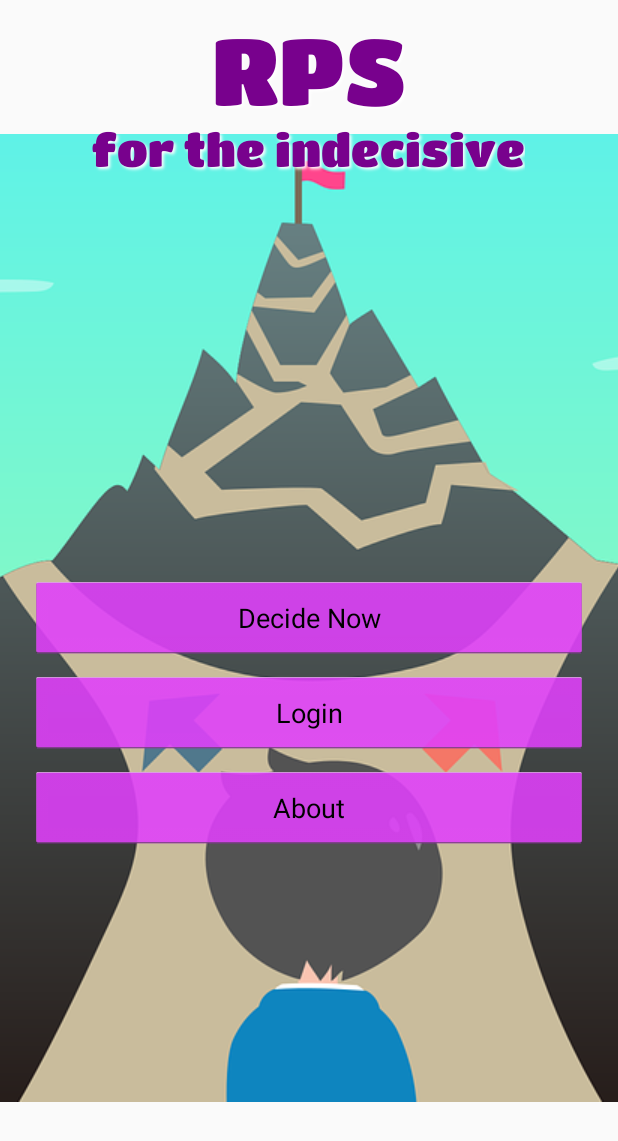
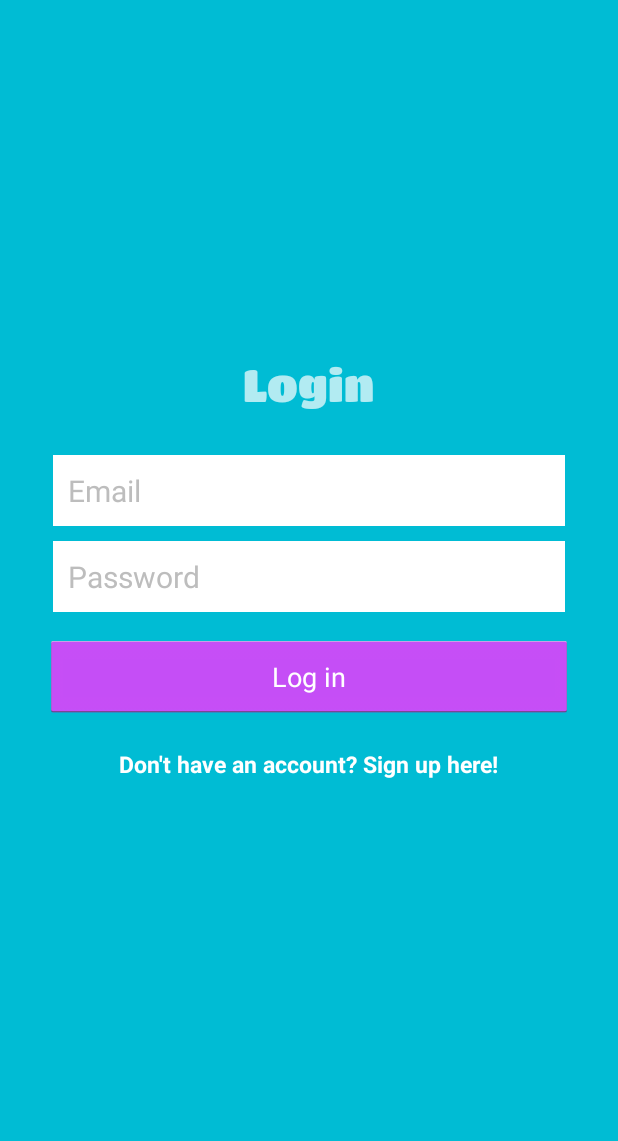
Before and after one commit to ewajm/IndecisiveRPS, an Android app: the screen it shows after launch (MainActivity before the commit, LoginActivity after it), after a tap on "Login", on a phone screen of 412 x 824 dp. Shown: the top 1141 px of the screen. Run offline under Robolectric (Android 15) with nearby library versions, the phone set to English and light mode, and no system bars; our stand-ins replace ButterKnife, Firebase (no records; nobody signed in at launch, a user with empty details on screens opened directly).

Commit message:
implement firebase authentication and authentication listener on main activity

```diff
--- /dev/null
+++ b/app/src/main/java/com/ewa/indecisiverps/ui/LoginActivity.java
@@ -0,0 +1,134 @@
+package com.ewa.indecisiverps.ui;
+
+import android.app.ProgressDialog;
+import android.content.Intent;
+import android.graphics.Typeface;
+import android.support.annotation.NonNull;
+import android.support.v7.app.AppCompatActivity;
+import android.os.Bundle;
+import android.util.Log;
+import android.view.View;
+import android.widget.Button;
+import android.widget.EditText;
+import android.widget.TextView;
+import android.widget.Toast;
+
+import com.ewa.indecisiverps.R;
+import com.google.android.gms.tasks.OnCompleteListener;
+import com.google.android.gms.tasks.Task;
+import com.google.firebase.auth.AuthResult;
+import com.google.firebase.auth.FirebaseAuth;
+import com.google.firebase.auth.FirebaseUser;
+
+import butterknife.Bind;
+import butterknife.ButterKnife;
+
+public class LoginActivity extends AppCompatActivity implements View.OnClickListener{
+
+    public static final String TAG = LoginActivity.class.getSimpleName();
+
+    @Bind(R.id.loginButton)
+    Button mPasswordLoginButton;
+    @Bind(R.id.titleEditText)
+    EditText mEmailEditText;
+    @Bind(R.id.bodyEditText) EditText mPasswordEditText;
+    @Bind(R.id.registerTextView)
+    TextView mRegisterTextView;
+    @Bind(R.id.firebaseLoginTextView) TextView mFirebaseLoginTextView;
+
+    private FirebaseAuth mAuth;
+    private FirebaseAuth.AuthStateListener mAuthListener;
+
+    private ProgressDialog mAuthProgressDialog;
+
+    @Override
+    protected void onCreate(Bundle savedInstanceState) {
+        super.onCreate(savedInstanceState);
+        setContentView(R.layout.activity_login);
+        ButterKnife.bind(this);
+
+        mAuth = FirebaseAuth.getInstance();
+        mAuthListener = new FirebaseAuth.AuthStateListener() {
+
+            @Override
+            public void onAuthStateChanged(@NonNull FirebaseAuth firebaseAuth) {
+                FirebaseUser user = firebaseAuth.getCurrentUser();
+                if (user != null) {
+                    Intent intent = new Intent(LoginActivity.this, MainActivity.class);
+                    intent.setFlags(Intent.FLAG_ACTIVITY_NEW_TASK | Intent.FLAG_ACTIVITY_CLEAR_TASK);
+                    startActivity(intent);
+                    finish();
+                }
+            }
+        };
+        mRegisterTextView.setOnClickListener(this);
+        mPasswordLoginButton.setOnClickListener(this);
+        createAuthProgressDialog();
+        Typeface headingFont = Typeface.createFromAsset(getAssets(), "fonts/titan_one_regular.ttf");
+        mFirebaseLoginTextView.setTypeface(headingFont);
+
+    }
+
+    private void createAuthProgressDialog() {
+        mAuthProgressDialog = new ProgressDialog(this);
+        mAuthProgressDialog.setTitle("Loading...");
+        mAuthProgressDialog.setMessage("Authenticating with Firebase...");
+        mAuthProgressDialog.setCancelable(false);
+    }
+
+
+    @Override
+    public void onClick(View view) {
+        switch(view.getId()){
+            case R.id.registerTextView:
+                Intent intent = new Intent(LoginActivity.this, CreateAccountActivity.class);
+                startActivity(intent);
+                finish();
+                break;
+            case R.id.loginButton:
+                loginWithPassword();
+                break;
+        }
+    }
+
+    private void loginWithPassword() {
+        String email = mEmailEditText.getText().toString().trim();
+        String password = mPasswordEditText.getText().toString().trim();
+        if (email.equals("")) {
+            mEmailEditText.setError("Please enter your email");
+            return;
+        }
+        if (password.equals("")) {
+            mPasswordEditText.setError("Password cannot be blank");
+            return;
+        }
+        mAuthProgressDialog.show();
+        mAuth.signInWithEmailAndPassword(email, password)
+                .addOnCompleteListener(this, new OnCompleteListener<AuthResult>() {
+
+                    @Override
+                    public void onComplete(@NonNull Task<AuthResult> task) {
+                        mAuthProgressDialog.dismiss();
+                        if (!task.isSuccessful()) {
+                            Log.w(TAG, "signInWithEmail", task.getException());
+                            Toast.makeText(LoginActivity.this, "Authentication failed.",
+                                    Toast.LENGTH_SHORT).show();
+                        }
+                    }
+                });
+    }
+
+    @Override
+    public void onStart() {
+        super.onStart();
+        mAuth.addAuthStateListener(mAuthListener);
+    }
+
+    @Override
+    public void onStop() {
+        super.onStop();
+        if (mAuthListener != null) {
+            mAuth.removeAuthStateListener(mAuthListener);
+        }
+    }
+}
--- a/app/src/main/java/com/ewa/indecisiverps/ui/MainActivity.java
+++ b/app/src/main/java/com/ewa/indecisiverps/ui/MainActivity.java
@@ -1,7 +1,10 @@
 package com.ewa.indecisiverps.ui;
 
 import android.content.Intent;
+import android.content.SharedPreferences;
 import android.graphics.Typeface;
+import android.preference.PreferenceManager;
+import android.support.annotation.NonNull;
 import android.support.v7.app.AppCompatActivity;
 import android.os.Bundle;
 import android.view.View;
@@ -9,6 +12,8 @@ import android.widget.Button;
 import android.widget.TextView;
 
 import com.ewa.indecisiverps.R;
+import com.google.firebase.auth.FirebaseAuth;
+import com.google.firebase.auth.FirebaseUser;
 
 import butterknife.Bind;
 import butterknife.ButterKnife;
@@ -21,6 +26,9 @@ public class MainActivity extends AppCompatActivity implements View.OnClickListe
     @Bind(R.id.socialButton) Button mSocialButton;
     @Bind(R.id.aboutButton) Button mAboutButton;
     @Bind(R.id.loginButton) Button mLoginButton;
+    private FirebaseAuth mAuth;
+    private FirebaseAuth.AuthStateListener mAuthListener;
+    String mUserName;
 
 
     @Override
@@ -32,6 +40,24 @@ public class MainActivity extends AppCompatActivity implements View.OnClickListe
         Typeface headingFont = Typeface.createFromAsset(getAssets(), "fonts/titan_one_regular.ttf");
         mHeadingTextView.setTypeface(headingFont);
         mSubheadingTextView.setTypeface(headingFont);
+
+        mAuth = FirebaseAuth.getInstance();
+        mAuthListener = new FirebaseAuth.AuthStateListener() {
+            @Override
+            public void onAuthStateChanged(@NonNull FirebaseAuth firebaseAuth) {
+                FirebaseUser user = firebaseAuth.getCurrentUser();
+                if (user != null) {
+                    mUserName =  user.getDisplayName();
+                    mLoginButton.setText("Logout");
+                    mDecisionsButton.setVisibility(View.VISIBLE);
+                    mSocialButton.setVisibility(View.VISIBLE);
+                } else {
+                    mLoginButton.setText("Login");
+                    mDecisionsButton.setVisibility(View.GONE);
+                    mSocialButton.setVisibility(View.GONE);
+                }
+            }
+        };
 
         mDecideNowButton.setOnClickListener(this);
         mLoginButton.setOnClickListener(this);
@@ -48,7 +74,27 @@ public class MainActivity extends AppCompatActivity implements View.OnClickListe
             case R.id.aboutButton:
                 break;
             case R.id.loginButton:
+                if(mLoginButton.getText().toString().equals("Login")){
+                    Intent loginIntent = new Intent(this, LoginActivity.class);
+                    startActivity(loginIntent);
+                } else {
+                    FirebaseAuth.getInstance().signOut();
+                }
                 break;
         }
     }
+
+    @Override
+    public void onStart() {
+        super.onStart();
+        mAuth.addAuthStateListener(mAuthListener);
+    }
+
+    @Override
+    public void onStop() {
+        super.onStop();
+        if (mAuthListener != null) {
+            mAuth.removeAuthStateListener(mAuthListener);
+        }
+    }
 }
--- /dev/null
+++ b/app/src/main/res/layout/activity_login.xml
@@ -0,0 +1,83 @@
+<?xml version="1.0" encoding="utf-8"?>
+<RelativeLayout
+    xmlns:android="http://schemas.android.com/apk/res/android"
+    xmlns:tools="http://schemas.android.com/tools"
+    android:id="@+id/activity_login"
+    android:layout_width="match_parent"
+    android:layout_height="match_parent"
+    tools:context="com.ewa.indecisiverps.ui.LoginActivity"
+    android:background="@color/colorPrimary">
+    <LinearLayout
+        android:orientation="vertical"
+        android:layout_width="match_parent"
+        android:layout_height="wrap_content"
+        android:padding="30dp"
+        android:layout_centerVertical="true"
+        android:layout_centerHorizontal="true"
+        android:id="@+id/linearLayout">
+
+        <EditText
+            android:id="@+id/titleEditText"
+            android:layout_width="match_parent"
+            android:layout_height="wrap_content"
+            android:background="@android:color/white"
+            android:hint="Email"
+            android:inputType="textEmailAddress"
+            android:nextFocusDown="@+id/bodyEditText"
+            android:padding="10dp"
+            android:layout_marginBottom="10dp"
+            android:textColor="@android:color/black"
+            android:textColorHint="@color/colorDivider"
+            android:textSize="20sp"
+            android:layout_marginRight="5dp"
+            android:layout_marginLeft="5dp"/>
+
+        <EditText
+            android:id="@+id/bodyEditText"
+            android:layout_width="match_parent"
+            android:layout_height="wrap_content"
+            android:background="@android:color/white"
+            android:hint="Password"
+            android:inputType="textPassword"
+            android:nextFocusDown="@+id/bodyEditText"
+            android:padding="10dp"
+            android:textColor="@android:color/black"
+            android:textColorHint="@color/colorDivider"
+            android:textSize="20sp"
+            android:layout_marginRight="5dp"
+            android:layout_marginLeft="5dp"/>
+
+
+        <Button
+            android:id="@+id/loginButton"
+            android:layout_width="match_parent"
+            android:layout_height="wrap_content"
+            android:text="Log in"
+            android:padding="15dp"
+            android:layout_marginTop="15dp"
+            android:textColor="@android:color/white" />
+
+        <TextView
+            android:layout_width="wrap_content"
+            android:layout_height="wrap_content"
+            android:layout_marginTop="20dp"
+            android:textColor="@android:color/white"
+            android:textStyle="bold"
+            android:textSize="15sp"
+            android:text="Don't have an account? Sign up here!"
+            android:id="@+id/registerTextView"
+            android:layout_gravity="center_horizontal" />
+
+    </LinearLayout>
+
+    <TextView
+        android:layout_width="wrap_content"
+        android:layout_height="wrap_content"
+        android:text="Login"
+        android:textColor="@color/colorPrimaryLight"
+        android:textSize="30dp"
+        android:textStyle="bold"
+        android:layout_above="@+id/linearLayout"
+        android:layout_centerHorizontal="true"
+        android:id="@+id/firebaseLoginTextView"/>
+</RelativeLayout>
--- a/app/src/main/res/values/strings.xml
+++ b/app/src/main/res/values/strings.xml
@@ -1,5 +1,5 @@
 <resources>
-    <string name="app_name">IndecisiveRPS</string>
+    <string name="app_name">Indecisive RPS</string>
     <string name="playing_for">Playing For: %s</string>
     <string name="what_s_your_move">What\'s your move?</string>
 </resources>
```
Also changed, not shown: app/src/main/AndroidManifest.xml (+6 -1 lines), app/src/main/java/com/ewa/indecisiverps/ui/CreateAccountActivity.java (added, +181 -0 lines), app/src/main/res/layout/activity_create_account.xml (added, +117 -0 lines).
